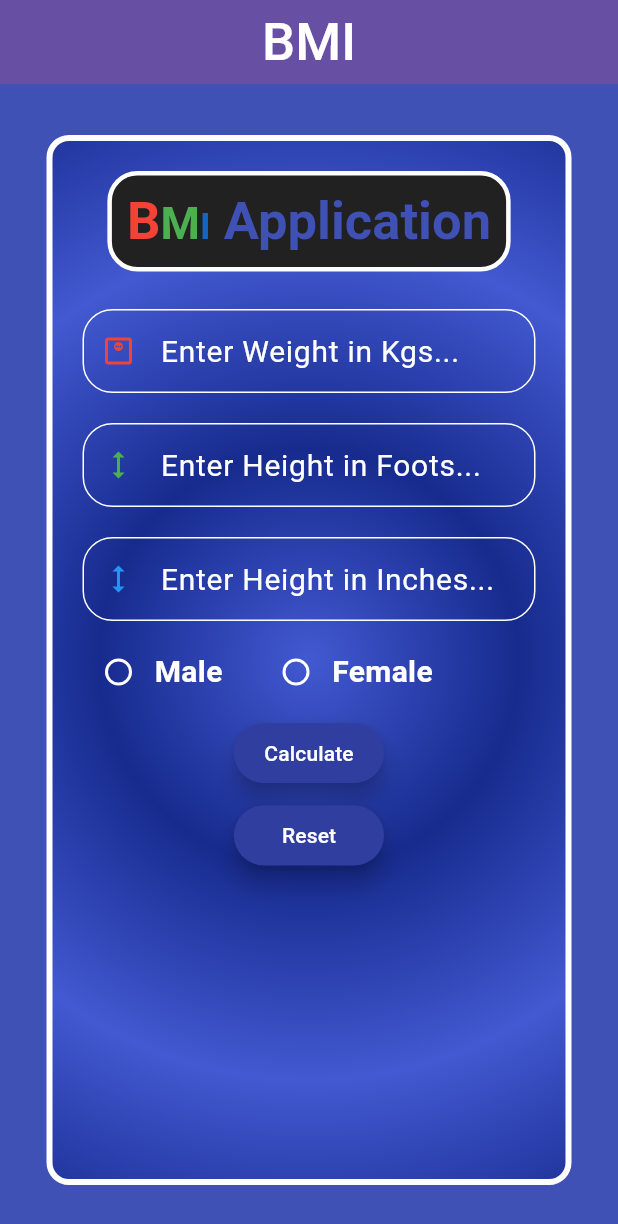
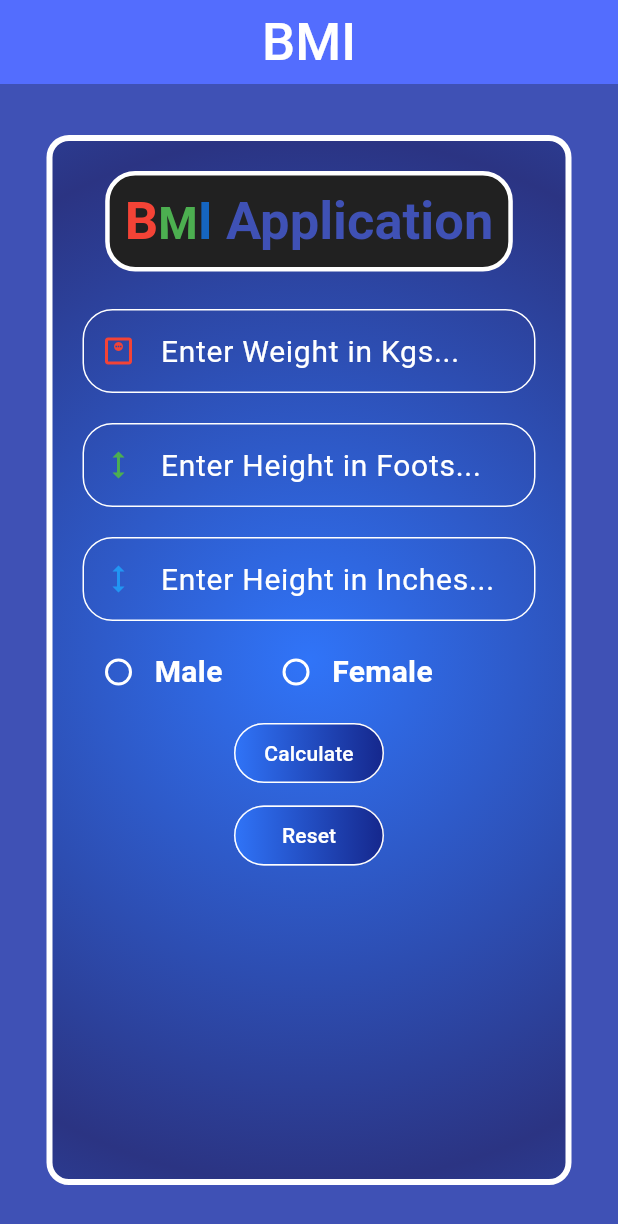
Before and after one commit to Raja-Soni/Body_Mass_Index_Flutter_Application, a Flutter app: the screen it shows after launch, on a phone screen of 412 x 824 dp. Shown: the top 1224 px of the screen. Run offline on Flutter 3.47's test engine with Material 3 defaults, Android fonts, the phone set to English and light mode, and no system bars.

Commit message:
Using Material and Ink Widget applied gradient on both FLoatingActionButtons(FAB), Modified containers gradient background color and radius.

```diff
--- a/lib/main.dart
+++ b/lib/main.dart
@@ -16,7 +16,7 @@ class MyApp extends StatelessWidget {
       title: 'BMI Application',
       debugShowCheckedModeBanner: false,
       theme: ThemeData(
-        primarySwatch: Colors.indigo,
+        primarySwatch: Colors.blue,
       ),
       home: SplashScreen(),
     );
@@ -54,7 +54,7 @@ class MyHomePageState extends State<MyHomePage> {
   Widget build(BuildContext context) {
     return Scaffold(
       appBar: AppBar(
-        backgroundColor: Theme.of(context).colorScheme.primary,
+        backgroundColor: Colors.indigoAccent,
         title: Text("BMI",style: TextStyle(fontWeight: FontWeight.w500,fontSize: 35, color: Colors.white)),
         centerTitle: true,
       ),
@@ -67,11 +67,11 @@ class MyHomePageState extends State<MyHomePage> {
               decoration: BoxDecoration(
                 gradient: RadialGradient(
                     colors: [
-                      Color(0xff4259d1),
-                      Color(0xff172b8e),
+                      Color(0xff3074f8),
+                      Color(0xff2b3483),
                     ],
                   focal: Alignment.center,
-                  radius: 0.4,
+                  radius:1,
                   tileMode: TileMode.mirror
                 ),
                 borderRadius: BorderRadius.all(Radius.circular(15)),
@@ -101,7 +101,7 @@ class MyHomePageState extends State<MyHomePage> {
                           TextSpan(children:[
                             TextSpan(text: "B", style: TextStyle(fontWeight: FontWeight.w600,fontSize: 35, color: Colors.red)),
                             TextSpan(text: "M", style: TextStyle(fontWeight: FontWeight.w600,fontSize: 30, color: Colors.green)),
-                            TextSpan(text: "I", style: TextStyle(fontWeight: FontWeight.w600,fontSize: 25, color: Colors.blue.shade800)),
+                            TextSpan(text: "I", style: TextStyle(fontWeight: FontWeight.w600,fontSize: 35, color: Colors.blue.shade800)),
                             TextSpan(text: " Application", style: TextStyle(fontWeight: FontWeight.w600, color: bgColor, fontSize: 35))
                           ])
                           ),
@@ -157,13 +157,33 @@ class MyHomePageState extends State<MyHomePage> {
                       SizedBox(height: 10,),
                       SizedBox(
                         height: 40, width: 100,
+                        child: Material(
+                          shape: RoundedRectangleBorder(
+                              borderRadius: BorderRadius.circular(20),
+                              side: BorderSide(
+                                  color: Colors.white,
+                                  width: 1
+                              )
+                          ),
+                          child: Ink(
+                            decoration: BoxDecoration(
+                                borderRadius: BorderRadius.circular(20),
+                                gradient: LinearGradient(
+                                  colors: [
+                                    Color(0xff3074f8),
+                                    Color(0xff15278c),],
+                                  begin: Alignment.centerLeft,
+                                  end: Alignment.centerRight,
+                              )
+                            ),
                             child: FloatingActionButton(
                               shape: RoundedRectangleBorder(
                                 borderRadius: BorderRadius.circular(20),
                               ),
                               focusColor: Colors.green,
                               foregroundColor: Colors.white,
-                          backgroundColor: Colors.indigo.shade700,
+                              backgroundColor: Colors.transparent,
+                              elevation: 0,
                               splashColor: Colors.green.shade800,
                                 onPressed: (){
                                   var givenWeight = weightCont.text.toString().trim();
@@ -278,13 +298,36 @@ class MyHomePageState extends State<MyHomePage> {
                                   }, child: Text("Calculate")
                             ),
                           ),
+                        ),
+                      ),
                       SizedBox(height: 15,),
                       SizedBox(
                         height: 40,
                         width: 100,
+                        child: Material(
+                          shape: RoundedRectangleBorder(
+                            borderRadius: BorderRadius.circular(20),
+                            side: BorderSide(
+                              color: Colors.white,
+                              width: 1
+                            )
+                          ),
+                          child: Ink(
+                            decoration: BoxDecoration(
+                              borderRadius: BorderRadius.circular(20),
+                              gradient: LinearGradient(
+                                colors: [
+                                  Color(0xff3074f8),
+                                  Color(0xff15278c),],
+                                begin: Alignment.centerLeft,
+                                end: Alignment.centerRight,
+                              ),
+                            ),
                             child: FloatingActionButton(
                                 foregroundColor: Colors.white,
-                            backgroundColor: Colors.indigo.shade700,
+                                // backgroundColor: Colors.indigo.shade700,
+                                elevation: 0,
+                                backgroundColor: Colors.transparent,
                                 focusColor: Colors.green,
                                 splashColor: Colors.green.shade800,
                                 shape: RoundedRectangleBorder(
@@ -302,8 +345,11 @@ class MyHomePageState extends State<MyHomePage> {
                                   cautionBGColor=bgColor;
                                   genderGroupValue="";
                                 });
-
-                            }, child: Text("Reset")),
+                                },
+                                child: Text("Reset")
+                            ),
+                          ),
+                        ),
                       ),
                       SizedBox(height: 10,),
                       Container(
```
Lines whose indentation alone changed are shown as unchanged.
